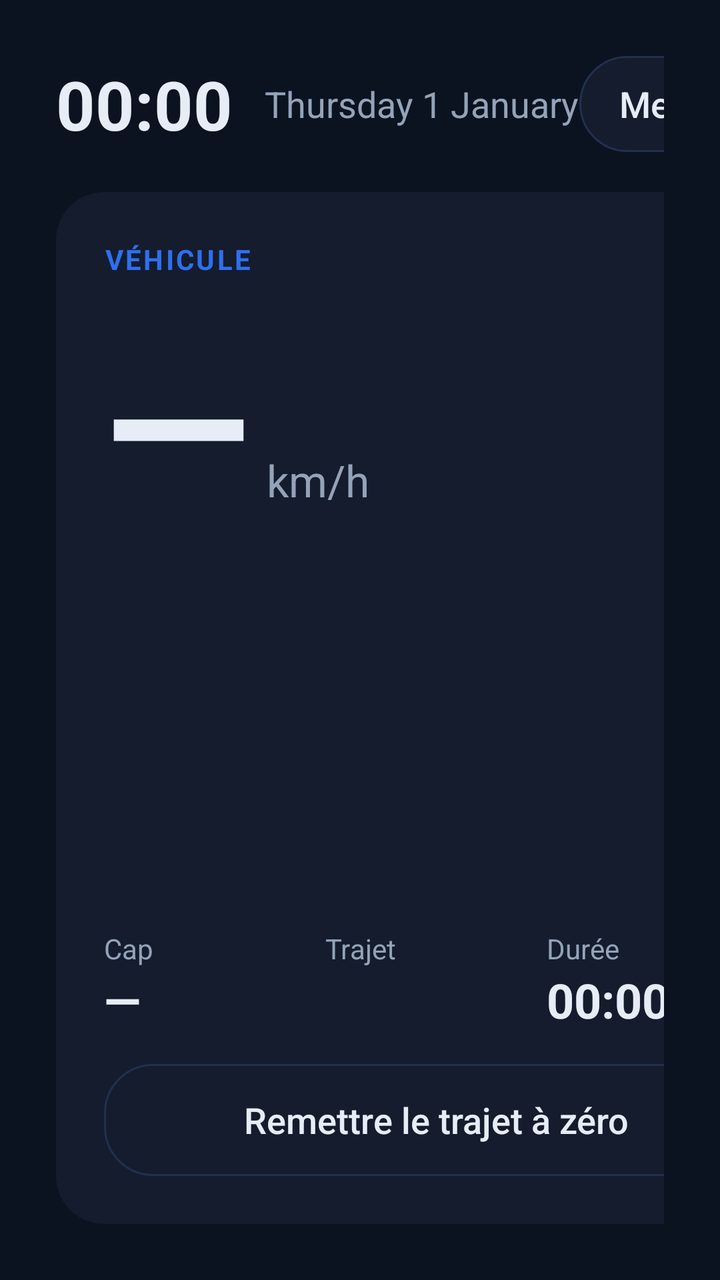
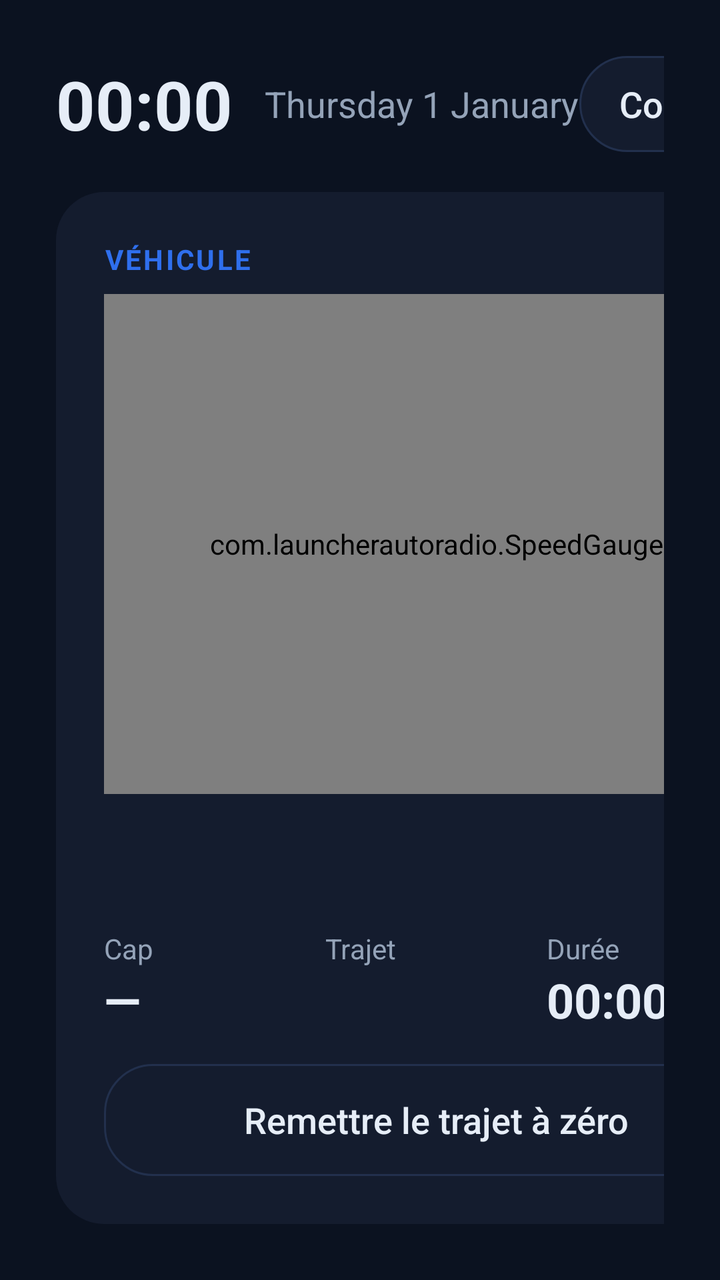

An Android layout rendered at two revisions. The XML below is the earlier revision; the diff shows what the commit changed to produce the second picture.
<!-- AndroidManifest.xml: application theme Theme.Launcher -->
<!-- res/layout/activity_main.xml -->
<?xml version="1.0" encoding="utf-8"?>
<LinearLayout xmlns:android="http://schemas.android.com/apk/res/android"
    android:layout_width="match_parent"
    android:layout_height="match_parent"
    android:orientation="vertical"
    android:padding="28dp"
    android:background="@color/bg">

    <LinearLayout
        android:layout_width="match_parent"
        android:layout_height="48dp"
        android:orientation="horizontal"
        android:gravity="center_vertical">
        <TextClock
            android:layout_width="wrap_content"
            android:layout_height="wrap_content"
            android:format24Hour="HH:mm"
            android:format12Hour="HH:mm"
            android:textSize="34sp"
            android:textStyle="bold"
            android:textColor="@color/text" />
        <TextClock
            android:layout_width="wrap_content"
            android:layout_height="wrap_content"
            android:layout_marginStart="16dp"
            android:format24Hour="EEEE d MMMM"
            android:format12Hour="EEEE d MMMM"
            android:textSize="18sp"
            android:textColor="@color/muted" />
        <View
            android:layout_width="0dp"
            android:layout_height="0dp"
            android:layout_weight="1" />
        <Button
            android:id="@+id/update"
            android:layout_width="wrap_content"
            android:layout_height="match_parent"
            android:background="@drawable/tile"
            android:paddingStart="20dp"
            android:paddingEnd="20dp"
            android:text="Mettre à jour"
            android:textAllCaps="false"
            android:textColor="@color/text"
            android:textSize="18sp"
            android:stateListAnimator="@null" />
    </LinearLayout>

    <LinearLayout
        android:layout_width="match_parent"
        android:layout_height="0dp"
        android:layout_weight="1"
        android:layout_marginTop="20dp"
        android:orientation="horizontal">

        <LinearLayout
            android:layout_width="380dp"
            android:layout_height="match_parent"
            android:orientation="vertical"
            android:padding="24dp"
            android:background="@drawable/card">
            <TextView
                android:layout_width="wrap_content"
                android:layout_height="wrap_content"
                android:text="VÉHICULE"
                android:textColor="@color/accent"
                android:textSize="14sp"
                android:textStyle="bold"
                android:letterSpacing="0.08" />
            <LinearLayout
                android:layout_width="wrap_content"
                android:layout_height="wrap_content"
                android:layout_marginTop="8dp"
                android:orientation="horizontal"
                android:baselineAligned="true">
                <TextView
                    android:id="@+id/speed"
                    android:layout_width="wrap_content"
                    android:layout_height="wrap_content"
                    android:text="—"
                    android:textColor="@color/text"
                    android:textSize="96sp"
                    android:textStyle="bold" />
                <TextView
                    android:layout_width="wrap_content"
                    android:layout_height="wrap_content"
                    android:layout_marginStart="8dp"
                    android:text="km/h"
                    android:textColor="@color/muted"
                    android:textSize="22sp" />
            </LinearLayout>
            <Button
                android:id="@+id/loc_access"
                android:layout_width="match_parent"
                android:layout_height="wrap_content"
                android:text="@string/loc_access"
                android:textAllCaps="false"
                android:visibility="gone" />
            <View
                android:layout_width="match_parent"
                android:layout_height="0dp"
                android:layout_weight="1" />
            <LinearLayout
                android:layout_width="match_parent"
                android:layout_height="wrap_content"
                android:orientation="horizontal">
                <LinearLayout style="@style/Stat">
                    <TextView style="@style/StatLabel" android:text="Cap" />
                    <TextView android:id="@+id/heading" style="@style/StatValue" android:text="—" />
                </LinearLayout>
                <LinearLayout style="@style/Stat">
                    <TextView style="@style/StatLabel" android:text="Trajet" />
                    <TextView android:id="@+id/trip" style="@style/StatValue" />
                </LinearLayout>
                <LinearLayout style="@style/Stat">
                    <TextView style="@style/StatLabel" android:text="Durée" />
                    <Chronometer android:id="@+id/duration" style="@style/StatValue" />
                </LinearLayout>
            </LinearLayout>
            <Button
                android:id="@+id/reset"
                android:layout_width="match_parent"
                android:layout_height="56dp"
                android:layout_marginTop="16dp"
                android:background="@drawable/tile"
                android:text="Remettre le trajet à zéro"
                android:textAllCaps="false"
                android:textColor="@color/text"
                android:textSize="18sp"
                android:stateListAnimator="@null" />
        </LinearLayout>

        <GridLayout
            android:layout_width="0dp"
            android:layout_height="match_parent"
            android:layout_weight="1"
            android:layout_marginStart="10dp"
            android:columnCount="3"
            android:rowCount="2">
            <LinearLayout android:id="@+id/tile_carplay" style="@style/TileBoxAccent">
                <ImageView android:layout_width="44dp" android:layout_height="44dp" android:src="@drawable/ic_carplay" android:importantForAccessibility="no" />
                <TextView style="@style/TileLabelAccent" android:text="CarPlay" />
            </LinearLayout>
            <LinearLayout android:id="@+id/tile_nav" style="@style/TileBox">
                <ImageView android:layout_width="44dp" android:layout_height="44dp" android:src="@drawable/ic_nav" android:importantForAccessibility="no" />
                <TextView style="@style/TileLabel" android:text="Navigation" />
            </LinearLayout>
            <LinearLayout android:id="@+id/tile_music" style="@style/TileBox">
                <ImageView android:layout_width="44dp" android:layout_height="44dp" android:src="@drawable/ic_music" android:importantForAccessibility="no" />
                <TextView style="@style/TileLabel" android:text="Musique" />
            </LinearLayout>
            <LinearLayout android:id="@+id/tile_phone" style="@style/TileBox">
                <ImageView android:layout_width="44dp" android:layout_height="44dp" android:src="@drawable/ic_phone" android:importantForAccessibility="no" />
                <TextView style="@style/TileLabel" android:text="Téléphone" />
            </LinearLayout>
            <LinearLayout android:id="@+id/tile_apps" style="@style/TileBox">
                <ImageView android:layout_width="44dp" android:layout_height="44dp" android:src="@drawable/ic_apps" android:importantForAccessibility="no" />
                <TextView style="@style/TileLabel" android:text="Applis" />
            </LinearLayout>
            <LinearLayout android:id="@+id/tile_settings" style="@style/TileBox">
                <ImageView android:layout_width="44dp" android:layout_height="44dp" android:src="@drawable/ic_settings" android:importantForAccessibility="no" />
                <TextView style="@style/TileLabel" android:text="Réglages" />
            </LinearLayout>
        </GridLayout>
    </LinearLayout>
</LinearLayout>
<!-- resources referenced by this layout -->
<resources>
  <color name="accent">#2F6FED</color>
  <color name="bg">#0B1220</color>
  <color name="muted">#94A3B8</color>
  <color name="text">#E6EDF7</color>
  <!-- drawable card (drawable) -->
  <shape xmlns:android="http://schemas.android.com/apk/res/android" android:shape="rectangle">
      <solid android:color="@color/card" />
      <corners android:radius="24dp" />
  </shape>
  <!-- drawable ic_apps (drawable) -->
  <vector xmlns:android="http://schemas.android.com/apk/res/android" android:width="44dp" android:height="44dp" android:viewportWidth="24" android:viewportHeight="24">
      <path android:pathData="M4,4h6v6h-6zM14,4h6v6h-6zM4,14h6v6h-6zM14,14h6v6h-6z" android:fillColor="#00000000" android:strokeColor="@color/accent" android:strokeWidth="1.8" android:strokeLineJoin="round" />
  </vector>
  <!-- drawable ic_nav (drawable) -->
  <vector xmlns:android="http://schemas.android.com/apk/res/android" android:width="44dp" android:height="44dp" android:viewportWidth="24" android:viewportHeight="24">
      <path android:pathData="M3,11l18,-8l-8,18l-2,-8z" android:fillColor="#00000000" android:strokeColor="@color/accent" android:strokeWidth="1.8" android:strokeLineCap="round" android:strokeLineJoin="round" />
  </vector>
  <!-- drawable ic_settings (drawable) -->
  <vector xmlns:android="http://schemas.android.com/apk/res/android" android:width="44dp" android:height="44dp" android:viewportWidth="24" android:viewportHeight="24">
      <path android:pathData="M4,6h16M4,12h16M4,18h16M14,4v4M8,10v4M16,16v4" android:fillColor="#00000000" android:strokeColor="@color/accent" android:strokeWidth="1.8" android:strokeLineCap="round" />
  </vector>
  <!-- drawable tile (drawable) -->
  <shape xmlns:android="http://schemas.android.com/apk/res/android" android:shape="rectangle">
      <solid android:color="@color/card" />
      <stroke android:width="1dp" android:color="#22304D" />
      <corners android:radius="24dp" />
  </shape>
  <string name="loc_access">Autoriser la localisation</string>
  <style name="Stat">
          <item name="android:layout_width">0dp</item>
          <item name="android:layout_height">wrap_content</item>
          <item name="android:layout_weight">1</item>
          <item name="android:orientation">vertical</item>
      </style>
  <style name="StatLabel">
          <item name="android:layout_width">wrap_content</item>
          <item name="android:layout_height">wrap_content</item>
          <item name="android:textColor">@color/muted</item>
          <item name="android:textSize">14sp</item>
      </style>
  <style name="StatValue">
          <item name="android:layout_width">wrap_content</item>
          <item name="android:layout_height">wrap_content</item>
          <item name="android:textColor">@color/text</item>
          <item name="android:textSize">24sp</item>
          <item name="android:textStyle">bold</item>
      </style>
  <style name="TileBoxAccent" parent="TileBox">
          <item name="android:background">@drawable/tile_accent</item>
      </style>
  <style name="TileLabelAccent" parent="TileLabel">
          <item name="android:textColor">#FFFFFF</item>
      </style>
  <style name="Theme.Launcher" parent="@android:style/Theme.Material.NoActionBar.Fullscreen">
          <item name="android:windowBackground">@color/bg</item>
          <item name="android:colorAccent">@color/accent</item>
      </style>
  <color name="card">#141C2E</color>
  <!-- drawable tile_accent (drawable) -->
  <shape xmlns:android="http://schemas.android.com/apk/res/android" android:shape="rectangle">
      <solid android:color="@color/accent" />
      <corners android:radius="24dp" />
  </shape>
  <!-- unchanged entries left out for length: 5 -->
</resources>

<!-- the commit's change to res/layout/activity_main.xml (unified diff, before → after) -->
@@ -31,6 +31,19 @@
             android:layout_width="0dp"
             android:layout_height="0dp"
             android:layout_weight="1" />
+        <Button
+            android:id="@+id/copy_can"
+            android:layout_width="wrap_content"
+            android:layout_height="match_parent"
+            android:layout_marginEnd="12dp"
+            android:background="@drawable/tile"
+            android:paddingStart="20dp"
+            android:paddingEnd="20dp"
+            android:text="Copier appli CAN"
+            android:textAllCaps="false"
+            android:textColor="@color/text"
+            android:textSize="18sp"
+            android:stateListAnimator="@null" />
         <Button
             android:id="@+id/update"
             android:layout_width="wrap_content"
@@ -66,28 +79,11 @@
                 android:textSize="14sp"
                 android:textStyle="bold"
                 android:letterSpacing="0.08" />
-            <LinearLayout
-                android:layout_width="wrap_content"
-                android:layout_height="wrap_content"
-                android:layout_marginTop="8dp"
-                android:orientation="horizontal"
-                android:baselineAligned="true">
-                <TextView
-                    android:id="@+id/speed"
-                    android:layout_width="wrap_content"
-                    android:layout_height="wrap_content"
-                    android:text="—"
-                    android:textColor="@color/text"
-                    android:textSize="96sp"
-                    android:textStyle="bold" />
-                <TextView
-                    android:layout_width="wrap_content"
-                    android:layout_height="wrap_content"
-                    android:layout_marginStart="8dp"
-                    android:text="km/h"
-                    android:textColor="@color/muted"
-                    android:textSize="22sp" />
-            </LinearLayout>
+            <com.launcherautoradio.SpeedGauge
+                android:id="@+id/speed"
+                android:layout_width="match_parent"
+                android:layout_height="250dp"
+                android:layout_marginTop="8dp" />
             <Button
                 android:id="@+id/loc_access"
                 android:layout_width="match_parent"
